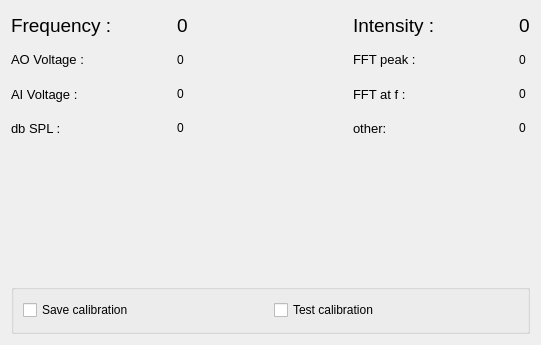
First picture: the form in spikeylab/calibration/calibration_widget.ui, repository portfors-lab/sparkle, before the edit.
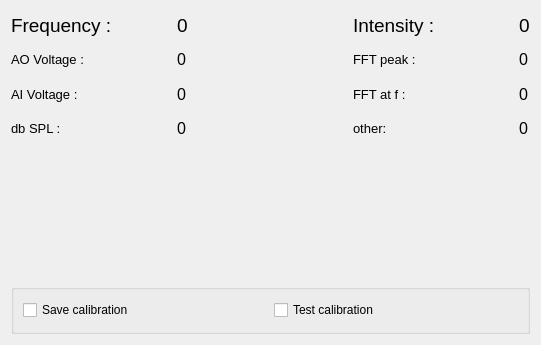
Second picture: the form after the edit. Custom widgets are drawn as their Qt base class.

Patch:
```diff
--- a/spikeylab/calibration/calibration_widget.ui
+++ b/spikeylab/calibration/calibration_widget.ui
@@ -96,6 +96,11 @@
      </item>
      <item row="1" column="4">
       <widget class="QLabel" name="fftpeak_lbl">
+       <property name="font">
+        <font>
+         <pointsize>12</pointsize>
+        </font>
+       </property>
        <property name="text">
         <string>0</string>
        </property>
@@ -121,6 +126,11 @@
      </item>
      <item row="3" column="4">
       <widget class="QLabel" name="label_6">
+       <property name="font">
+        <font>
+         <pointsize>12</pointsize>
+        </font>
+       </property>
        <property name="text">
         <string>0</string>
        </property>
@@ -140,6 +150,11 @@
      </item>
      <item row="2" column="4">
       <widget class="QLabel" name="fftf_lbl">
+       <property name="font">
+        <font>
+         <pointsize>12</pointsize>
+        </font>
+       </property>
        <property name="text">
         <string>0</string>
        </property>
@@ -147,6 +162,11 @@
      </item>
      <item row="1" column="1">
       <widget class="QLabel" name="avo_lbl">
+       <property name="font">
+        <font>
+         <pointsize>12</pointsize>
+        </font>
+       </property>
        <property name="text">
         <string>0</string>
        </property>
@@ -166,6 +186,11 @@
      </item>
      <item row="2" column="1">
       <widget class="QLabel" name="aiv_lbl">
+       <property name="font">
+        <font>
+         <pointsize>12</pointsize>
+        </font>
+       </property>
        <property name="text">
         <string>0</string>
        </property>
@@ -185,6 +210,11 @@
      </item>
      <item row="3" column="1">
       <widget class="QLabel" name="db_lbl">
+       <property name="font">
+        <font>
+         <pointsize>12</pointsize>
+        </font>
+       </property>
        <property name="text">
         <string>0</string>
        </property>
```
